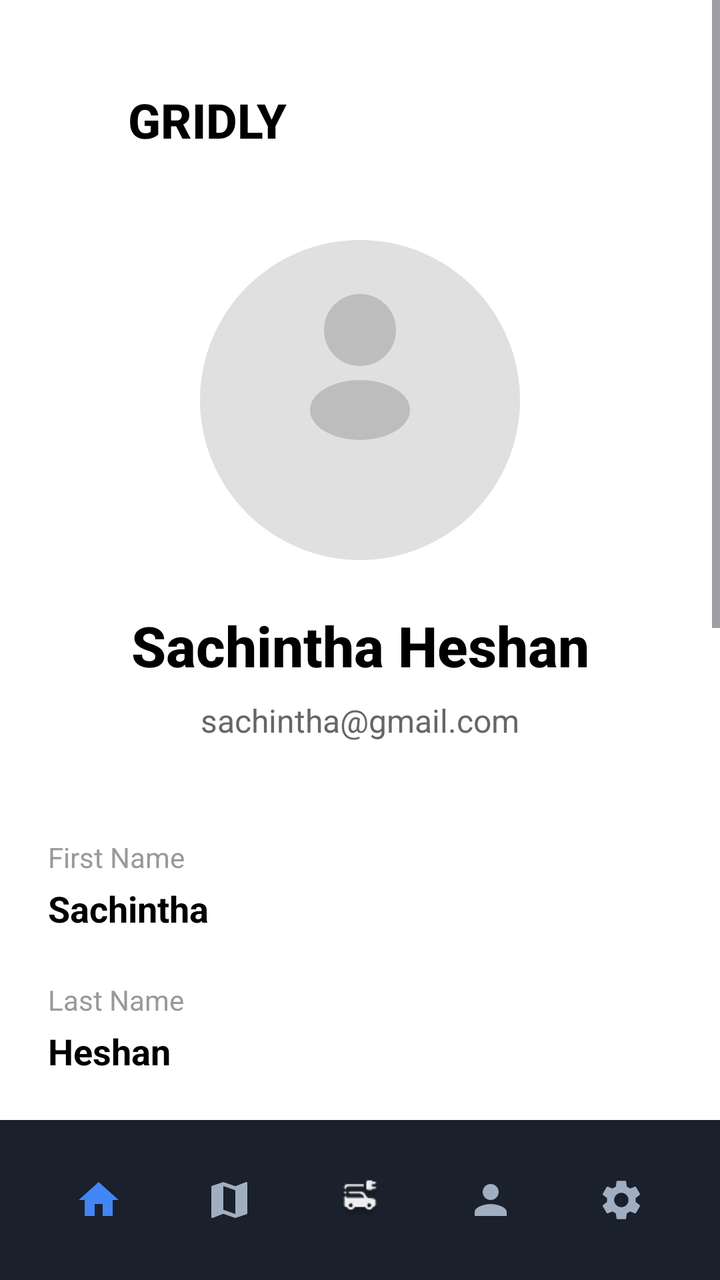
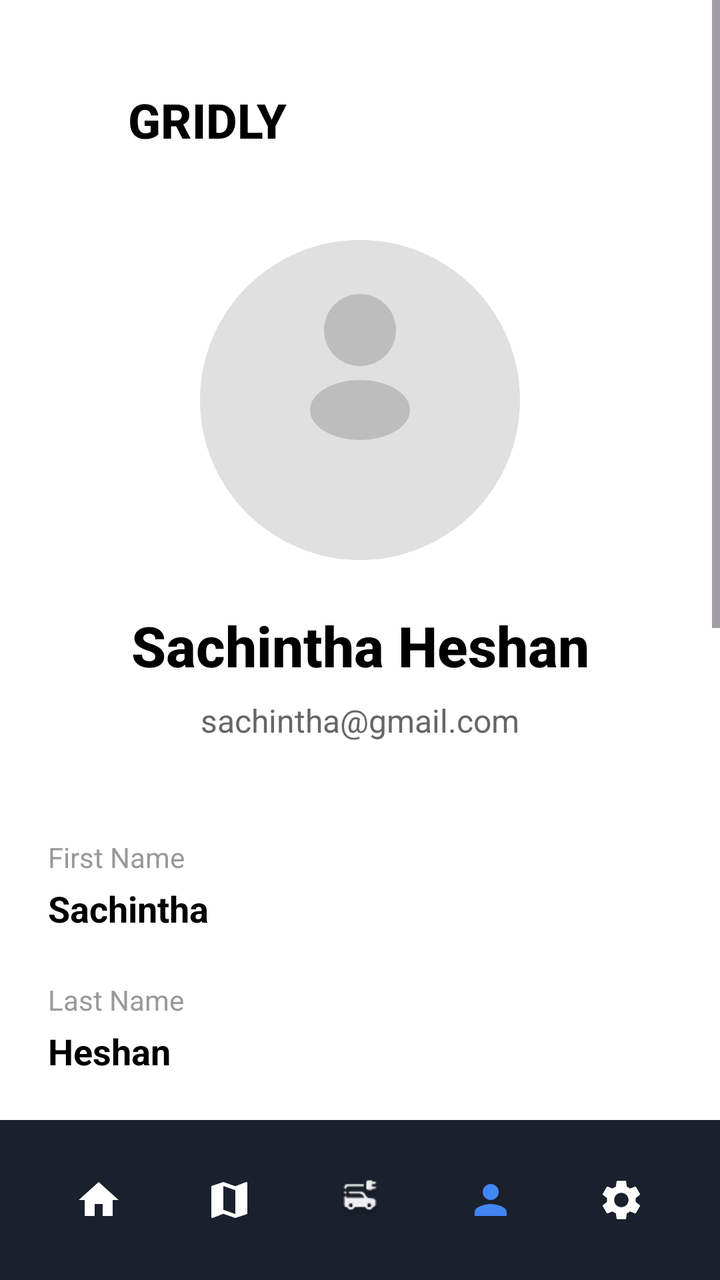

Screens rendered from an Android XML layout before and after an edit, with the pre-edit source and the edit as a unified diff.
<!-- AndroidManifest.xml: activity theme Theme.Gridly.NoActionBar -->
<!-- res/layout/activity_profile.xml -->
<?xml version="1.0" encoding="utf-8"?>
<androidx.constraintlayout.widget.ConstraintLayout xmlns:android="http://schemas.android.com/apk/res/android"
    xmlns:app="http://schemas.android.com/apk/res-auto"
    xmlns:tools="http://schemas.android.com/tools"
    android:id="@+id/profile_main"
    android:layout_width="match_parent"
    android:layout_height="match_parent"
    android:background="@android:color/white"
    tools:context=".ProfileActivity">

    <ScrollView
        android:id="@+id/content_scroll"
        android:layout_width="match_parent"
        android:layout_height="0dp"
        android:fillViewport="true"
        app:layout_constraintBottom_toTopOf="@id/bottom_navigation"
        app:layout_constraintEnd_toEndOf="parent"
        app:layout_constraintStart_toStartOf="parent"
        app:layout_constraintTop_toTopOf="parent">

        <androidx.constraintlayout.widget.ConstraintLayout
            android:layout_width="match_parent"
            android:layout_height="wrap_content"
            android:padding="24dp">

            
            <LinearLayout
                android:id="@+id/header_section"
                android:layout_width="0dp"
                android:layout_height="wrap_content"
                android:layout_marginTop="16dp"
                android:orientation="horizontal"
                android:gravity="center_vertical"
                app:layout_constraintEnd_toEndOf="parent"
                app:layout_constraintStart_toStartOf="parent"
                app:layout_constraintTop_toTopOf="parent">

                
                <LinearLayout
                    android:layout_width="0dp"
                    android:layout_height="wrap_content"
                    android:layout_weight="1"
                    android:orientation="horizontal"
                    android:gravity="center_vertical">

                    <ImageView
                        android:id="@+id/app_logo"
                        android:layout_width="32dp"
                        android:layout_height="32dp"
                        android:src="@drawable/ic_lightning_logo"
                        android:contentDescription="Gridly Logo" />

                    <TextView
                        android:id="@+id/app_name"
                        android:layout_width="wrap_content"
                        android:layout_height="wrap_content"
                        android:layout_marginStart="8dp"
                        android:text="GRIDLY"
                        android:textColor="@android:color/black"
                        android:textSize="24sp"
                        android:textStyle="bold"
                        android:fontFamily="sans-serif-medium" />

                </LinearLayout>

                
                <ImageView
                    android:id="@+id/notification_icon"
                    android:layout_width="40dp"
                    android:layout_height="40dp"
                    android:src="@drawable/ic_notifications"
                    android:contentDescription="Notifications"
                    android:background="?attr/selectableItemBackgroundBorderless"
                    android:padding="8dp" />

            </LinearLayout>

            
            <ImageView
                android:id="@+id/profile_image"
                android:layout_width="160dp"
                android:layout_height="160dp"
                android:layout_marginTop="40dp"
                android:src="@drawable/ic_profile_user"
                android:scaleType="centerCrop"
                android:contentDescription="Profile Picture"
                android:background="?attr/selectableItemBackgroundBorderless"
                app:layout_constraintEnd_toEndOf="parent"
                app:layout_constraintStart_toStartOf="parent"
                app:layout_constraintTop_toBottomOf="@id/header_section" />

            
            <TextView
                android:id="@+id/user_name"
                android:layout_width="wrap_content"
                android:layout_height="wrap_content"
                android:layout_marginTop="24dp"
                android:text="Sachintha Heshan"
                android:textColor="@android:color/black"
                android:textSize="28sp"
                android:textStyle="bold"
                android:fontFamily="sans-serif-medium"
                android:gravity="center"
                app:layout_constraintEnd_toEndOf="parent"
                app:layout_constraintStart_toStartOf="parent"
                app:layout_constraintTop_toBottomOf="@id/profile_image" />

            
            <TextView
                android:id="@+id/user_email"
                android:layout_width="wrap_content"
                android:layout_height="wrap_content"
                android:layout_marginTop="8dp"
                android:text="sachintha@gmail.com"
                android:textColor="#666666"
                android:textSize="16sp"
                android:gravity="center"
                app:layout_constraintEnd_toEndOf="parent"
                app:layout_constraintStart_toStartOf="parent"
                app:layout_constraintTop_toBottomOf="@id/user_name" />

            
            <LinearLayout
                android:id="@+id/profile_details"
                android:layout_width="0dp"
                android:layout_height="wrap_content"
                android:layout_marginTop="48dp"
                android:orientation="vertical"
                app:layout_constraintEnd_toEndOf="parent"
                app:layout_constraintStart_toStartOf="parent"
                app:layout_constraintTop_toBottomOf="@id/user_email">

                
                <LinearLayout
                    android:layout_width="match_parent"
                    android:layout_height="wrap_content"
                    android:layout_marginBottom="24dp"
                    android:orientation="vertical">

                    <TextView
                        android:layout_width="match_parent"
                        android:layout_height="wrap_content"
                        android:text="First Name"
                        android:textColor="#999999"
                        android:textSize="14sp"
                        android:layout_marginBottom="4dp" />

                    <TextView
                        android:id="@+id/first_name_value"
                        android:layout_width="match_parent"
                        android:layout_height="wrap_content"
                        android:text="Sachintha"
                        android:textColor="@android:color/black"
                        android:textSize="18sp"
                        android:textStyle="bold" />

                </LinearLayout>

                
                <LinearLayout
                    android:layout_width="match_parent"
                    android:layout_height="wrap_content"
                    android:layout_marginBottom="24dp"
                    android:orientation="vertical">

                    <TextView
                        android:layout_width="match_parent"
                        android:layout_height="wrap_content"
                        android:text="Last Name"
                        android:textColor="#999999"
                        android:textSize="14sp"
                        android:layout_marginBottom="4dp" />

                    <TextView
                        android:id="@+id/last_name_value"
                        android:layout_width="match_parent"
                        android:layout_height="wrap_content"
                        android:text="Heshan"
                        android:textColor="@android:color/black"
                        android:textSize="18sp"
                        android:textStyle="bold" />

                </LinearLayout>

                
                <LinearLayout
                    android:layout_width="match_parent"
                    android:layout_height="wrap_content"
                    android:layout_marginBottom="24dp"
                    android:orientation="vertical">

                    <TextView
                        android:layout_width="match_parent"
                        android:layout_height="wrap_content"
                        android:text="Email"
                        android:textColor="#999999"
                        android:textSize="14sp"
                        android:layout_marginBottom="4dp" />

                    <TextView
                        android:id="@+id/email_value"
                        android:layout_width="match_parent"
                        android:layout_height="wrap_content"
                        android:text="sachintha@gmail.com"
                        android:textColor="@android:color/black"
                        android:textSize="18sp"
                        android:textStyle="bold" />

                </LinearLayout>

                
                <LinearLayout
                    android:layout_width="match_parent"
                    android:layout_height="wrap_content"
                    android:layout_marginBottom="24dp"
                    android:orientation="vertical">

                    <TextView
                        android:layout_width="match_parent"
                        android:layout_height="wrap_content"
                        android:text="Contact Number"
                        android:textColor="#999999"
                        android:textSize="14sp"
                        android:layout_marginBottom="4dp" />

                    <TextView
                        android:id="@+id/contact_number_value"
                        android:layout_width="match_parent"
                        android:layout_height="wrap_content"
                        android:text="+94 77 3845 338"
                        android:textColor="@android:color/black"
                        android:textSize="18sp"
                        android:textStyle="bold" />

                </LinearLayout>

                
                <LinearLayout
                    android:layout_width="match_parent"
                    android:layout_height="wrap_content"
                    android:layout_marginBottom="24dp"
                    android:orientation="vertical">

                    <TextView
                        android:layout_width="match_parent"
                        android:layout_height="wrap_content"
                        android:text="Language"
                        android:textColor="#999999"
                        android:textSize="14sp"
                        android:layout_marginBottom="4dp" />

                    <TextView
                        android:id="@+id/language_value"
                        android:layout_width="match_parent"
                        android:layout_height="wrap_content"
                        android:text="English"
                        android:textColor="@android:color/black"
                        android:textSize="18sp"
                        android:textStyle="bold" />

                </LinearLayout>

                
                <LinearLayout
                    android:layout_width="match_parent"
                    android:layout_height="wrap_content"
                    android:layout_marginBottom="32dp"
                    android:orientation="vertical">

                    <TextView
                        android:layout_width="match_parent"
                        android:layout_height="wrap_content"
                        android:text="City"
                        android:textColor="#999999"
                        android:textSize="14sp"
                        android:layout_marginBottom="4dp" />

                    <TextView
                        android:id="@+id/city_value"
                        android:layout_width="match_parent"
                        android:layout_height="wrap_content"
                        android:text="Horana"
                        android:textColor="@android:color/black"
                        android:textSize="18sp"
                        android:textStyle="bold" />

                </LinearLayout>

            </LinearLayout>

            
            <com.google.android.material.button.MaterialButton
                android:id="@+id/logout_button"
                android:layout_width="0dp"
                android:layout_height="56dp"
                android:layout_marginTop="32dp"
                android:layout_marginBottom="32dp"
                android:layout_marginHorizontal="32dp"
                android:text="LOG OUT"
                android:textColor="@android:color/white"
                android:textSize="16sp"
                android:textStyle="bold"
                android:backgroundTint="@color/splash_background"
                android:letterSpacing="0.1"
                app:cornerRadius="28dp"
                app:strokeWidth="0dp"
                app:layout_constraintBottom_toBottomOf="parent"
                app:layout_constraintEnd_toEndOf="parent"
                app:layout_constraintStart_toStartOf="parent"
                app:layout_constraintTop_toBottomOf="@id/profile_details" />

        </androidx.constraintlayout.widget.ConstraintLayout>

    </ScrollView>

    
    <androidx.constraintlayout.widget.ConstraintLayout
        android:id="@+id/bottom_navigation"
        android:layout_width="0dp"
        android:layout_height="80dp"
        android:background="@color/nav_background"
        android:paddingTop="12dp"
        android:paddingBottom="12dp"
        app:layout_constraintBottom_toBottomOf="parent"
        app:layout_constraintEnd_toEndOf="parent"
        app:layout_constraintStart_toStartOf="parent">

        
        <ImageView
            android:id="@+id/nav_home"
            android:layout_width="32dp"
            android:layout_height="32dp"
            android:src="@drawable/ic_home_filled"
            android:contentDescription="Home"
            android:background="?attr/selectableItemBackgroundBorderless"
            android:padding="4dp"
            app:layout_constraintBottom_toBottomOf="parent"
            app:layout_constraintEnd_toStartOf="@id/nav_map"
            app:layout_constraintHorizontal_chainStyle="spread"
            app:layout_constraintStart_toStartOf="parent"
            app:layout_constraintTop_toTopOf="parent" />

        
        <ImageView
            android:id="@+id/nav_history"
            android:layout_width="32dp"
            android:layout_height="32dp"
            android:src="@drawable/ic_my_charger"
            android:contentDescription="History"
            android:background="?attr/selectableItemBackgroundBorderless"
            android:padding="4dp"
            app:layout_constraintBottom_toBottomOf="parent"
            app:layout_constraintEnd_toStartOf="@id/nav_profile"
            app:layout_constraintStart_toEndOf="@id/nav_map"
            app:layout_constraintTop_toTopOf="parent" />

        
        <ImageView
            android:id="@+id/nav_map"
            android:layout_width="32dp"
            android:layout_height="32dp"
            android:src="@drawable/ic_map"
            android:contentDescription="Map"
            android:background="?attr/selectableItemBackgroundBorderless"
            android:padding="4dp"
            app:layout_constraintBottom_toBottomOf="parent"
            app:layout_constraintEnd_toStartOf="@id/nav_history"
            app:layout_constraintStart_toEndOf="@id/nav_home"
            app:layout_constraintTop_toTopOf="parent" />

        
        <ImageView
            android:id="@+id/nav_profile"
            android:layout_width="32dp"
            android:layout_height="32dp"
            android:src="@drawable/ic_profile"
            android:contentDescription="Profile"
            android:background="?attr/selectableItemBackgroundBorderless"
            android:padding="4dp"
            app:layout_constraintBottom_toBottomOf="parent"
            app:layout_constraintEnd_toStartOf="@id/nav_settings"
            app:layout_constraintStart_toEndOf="@id/nav_history"
            app:layout_constraintTop_toTopOf="parent" />

        
        <ImageView
            android:id="@+id/nav_settings"
            android:layout_width="32dp"
            android:layout_height="32dp"
            android:src="@drawable/ic_settings"
            android:contentDescription="Settings"
            android:background="?attr/selectableItemBackgroundBorderless"
            android:padding="4dp"
            app:layout_constraintBottom_toBottomOf="parent"
            app:layout_constraintEnd_toEndOf="parent"
            app:layout_constraintStart_toEndOf="@id/nav_profile"
            app:layout_constraintTop_toTopOf="parent" />

    </androidx.constraintlayout.widget.ConstraintLayout>

</androidx.constraintlayout.widget.ConstraintLayout>
<!-- resources referenced by this layout -->
<resources>
  <color name="nav_background">#1A202C</color>
  <color name="splash_background">#4285F4</color>
  <!-- drawable ic_home_filled (drawable) -->
  <vector xmlns:android="http://schemas.android.com/apk/res/android"
      android:width="24dp"
      android:height="24dp"
      android:viewportWidth="24"
      android:viewportHeight="24"
      android:tint="@color/primary_blue">
    <path
        android:fillColor="@color/primary_blue"
        android:pathData="M10,20v-6h4v6h5v-8h3L12,3 2,12h3v8z"/>
  </vector>
  <!-- drawable ic_map (drawable) -->
  <vector xmlns:android="http://schemas.android.com/apk/res/android"
      android:width="24dp"
      android:height="24dp"
      android:viewportWidth="24"
      android:viewportHeight="24"
      android:tint="@color/text_secondary">
    <path
        android:fillColor="@color/text_secondary"
        android:pathData="M20.5,3l-0.16,0.03L15,5.1 9,3 3.36,4.9c-0.21,0.07 -0.36,0.25 -0.36,0.48V20.5c0,0.28 0.22,0.5 0.5,0.5l0.16,-0.03L9,18.9l6,2.1 5.64,-1.9c0.21,-0.07 0.36,-0.25 0.36,-0.48V3.5c0,-0.28 -0.22,-0.5 -0.5,-0.5zM15,19l-6,-2.11V5l6,2.11V19z"/>
  </vector>
  <!-- drawable ic_profile (drawable) -->
  <vector xmlns:android="http://schemas.android.com/apk/res/android"
      android:width="24dp"
      android:height="24dp"
      android:viewportWidth="24"
      android:viewportHeight="24"
      android:tint="@color/text_secondary">
    <path
        android:fillColor="@color/text_secondary"
        android:pathData="M12,12c2.21,0 4,-1.79 4,-4s-1.79,-4 -4,-4 -4,1.79 -4,4 1.79,4 4,4zM12,14c-2.67,0 -8,1.34 -8,4v2h16v-2c0,-2.66 -5.33,-4 -8,-4z"/>
  </vector>
  <!-- drawable ic_settings (drawable) -->
  <vector xmlns:android="http://schemas.android.com/apk/res/android"
      android:width="24dp"
      android:height="24dp"
      android:viewportWidth="24"
      android:viewportHeight="24"
      android:tint="@color/text_secondary">
    <path
        android:fillColor="@color/text_secondary"
        android:pathData="M19.14,12.94c0.04,-0.3 0.06,-0.61 0.06,-0.94c0,-0.32 -0.02,-0.64 -0.07,-0.94l2.03,-1.58c0.18,-0.14 0.23,-0.41 0.12,-0.61l-1.92,-3.32c-0.12,-0.22 -0.37,-0.29 -0.59,-0.22l-2.39,0.96c-0.5,-0.38 -1.03,-0.7 -1.62,-0.94L14.4,2.81c-0.04,-0.24 -0.24,-0.41 -0.48,-0.41h-3.84c-0.24,0 -0.43,0.17 -0.47,0.41L9.25,5.35C8.66,5.59 8.12,5.92 7.63,6.29L5.24,5.33c-0.22,-0.08 -0.47,0 -0.59,0.22L2.74,8.87C2.62,9.08 2.66,9.34 2.86,9.48l2.03,1.58C4.84,11.36 4.8,11.69 4.8,12s0.02,0.64 0.07,0.94l-2.03,1.58c-0.18,0.14 -0.23,0.41 -0.12,0.61l1.92,3.32c0.12,0.22 0.37,0.29 0.59,0.22l2.39,-0.96c0.5,0.38 1.03,0.7 1.62,0.94l0.36,2.54c0.05,0.24 0.24,0.41 0.48,0.41h3.84c0.24,0 0.44,-0.17 0.47,-0.41l0.36,-2.54c0.59,-0.24 1.13,-0.56 1.62,-0.94l2.39,0.96c0.22,0.08 0.47,0 0.59,-0.22l1.92,-3.32c0.12,-0.22 0.07,-0.47 -0.12,-0.61L19.14,12.94zM12,15.6c-1.98,0 -3.6,-1.62 -3.6,-3.6s1.62,-3.6 3.6,-3.6s3.6,1.62 3.6,3.6S13.98,15.6 12,15.6z"/>
  </vector>
  <color name="primary_blue">#4285F4</color>
  <color name="text_secondary">#A0AEC0</color>
  <style name="Base.Theme.Gridly" parent="Theme.Material3.DayNight.NoActionBar">
          
          
      </style>
  <!-- unchanged entries left out for length: 5 -->
</resources>

<!-- the commit's change to res/layout/activity_profile.xml (unified diff, before → after) -->
@@ -342,11 +342,11 @@
 
         
         <ImageView
-            android:id="@+id/nav_history"
+            android:id="@+id/nav_charger"
             android:layout_width="32dp"
             android:layout_height="32dp"
             android:src="@drawable/ic_my_charger"
-            android:contentDescription="History"
+            android:contentDescription="Charger"
             android:background="?attr/selectableItemBackgroundBorderless"
             android:padding="4dp"
             app:layout_constraintBottom_toBottomOf="parent"
@@ -364,7 +364,7 @@
             android:background="?attr/selectableItemBackgroundBorderless"
             android:padding="4dp"
             app:layout_constraintBottom_toBottomOf="parent"
-            app:layout_constraintEnd_toStartOf="@id/nav_history"
+            app:layout_constraintEnd_toStartOf="@id/nav_charger"
             app:layout_constraintStart_toEndOf="@id/nav_home"
             app:layout_constraintTop_toTopOf="parent" />
 
@@ -377,9 +377,10 @@
             android:contentDescription="Profile"
             android:background="?attr/selectableItemBackgroundBorderless"
             android:padding="4dp"
+            android:tint="@color/primary_blue"
             app:layout_constraintBottom_toBottomOf="parent"
             app:layout_constraintEnd_toStartOf="@id/nav_settings"
-            app:layout_constraintStart_toEndOf="@id/nav_history"
+            app:layout_constraintStart_toEndOf="@id/nav_charger"
             app:layout_constraintTop_toTopOf="parent" />
 
         
<!-- resource entries referenced after the edit -->
@@ -7,10 +7,9 @@
       android:width="24dp"
       android:height="24dp"
       android:viewportWidth="24"
-      android:viewportHeight="24"
-      android:tint="@color/primary_blue">
+      android:viewportHeight="24">
     <path
-        android:fillColor="@color/primary_blue"
+        android:fillColor="@android:color/white"
         android:pathData="M10,20v-6h4v6h5v-8h3L12,3 2,12h3v8z"/>
   </vector>
   <!-- drawable ic_map (drawable) -->
@@ -18,10 +17,9 @@
       android:width="24dp"
       android:height="24dp"
       android:viewportWidth="24"
-      android:viewportHeight="24"
-      android:tint="@color/text_secondary">
+      android:viewportHeight="24">
     <path
-        android:fillColor="@color/text_secondary"
+        android:fillColor="@android:color/white"
         android:pathData="M20.5,3l-0.16,0.03L15,5.1 9,3 3.36,4.9c-0.21,0.07 -0.36,0.25 -0.36,0.48V20.5c0,0.28 0.22,0.5 0.5,0.5l0.16,-0.03L9,18.9l6,2.1 5.64,-1.9c0.21,-0.07 0.36,-0.25 0.36,-0.48V3.5c0,-0.28 -0.22,-0.5 -0.5,-0.5zM15,19l-6,-2.11V5l6,2.11V19z"/>
   </vector>
   <!-- drawable ic_profile (drawable) -->
@@ -29,10 +27,9 @@
       android:width="24dp"
       android:height="24dp"
       android:viewportWidth="24"
-      android:viewportHeight="24"
-      android:tint="@color/text_secondary">
+      android:viewportHeight="24">
     <path
-        android:fillColor="@color/text_secondary"
+        android:fillColor="@android:color/white"
         android:pathData="M12,12c2.21,0 4,-1.79 4,-4s-1.79,-4 -4,-4 -4,1.79 -4,4 1.79,4 4,4zM12,14c-2.67,0 -8,1.34 -8,4v2h16v-2c0,-2.66 -5.33,-4 -8,-4z"/>
   </vector>
   <!-- drawable ic_settings (drawable) -->
@@ -40,17 +37,32 @@
       android:width="24dp"
       android:height="24dp"
       android:viewportWidth="24"
-      android:viewportHeight="24"
-      android:tint="@color/text_secondary">
+      android:viewportHeight="24">
     <path
-        android:fillColor="@color/text_secondary"
+        android:fillColor="@android:color/white"
         android:pathData="M19.14,12.94c0.04,-0.3 0.06,-0.61 0.06,-0.94c0,-0.32 -0.02,-0.64 -0.07,-0.94l2.03,-1.58c0.18,-0.14 0.23,-0.41 0.12,-0.61l-1.92,-3.32c-0.12,-0.22 -0.37,-0.29 -0.59,-0.22l-2.39,0.96c-0.5,-0.38 -1.03,-0.7 -1.62,-0.94L14.4,2.81c-0.04,-0.24 -0.24,-0.41 -0.48,-0.41h-3.84c-0.24,0 -0.43,0.17 -0.47,0.41L9.25,5.35C8.66,5.59 8.12,5.92 7.63,6.29L5.24,5.33c-0.22,-0.08 -0.47,0 -0.59,0.22L2.74,8.87C2.62,9.08 2.66,9.34 2.86,9.48l2.03,1.58C4.84,11.36 4.8,11.69 4.8,12s0.02,0.64 0.07,0.94l-2.03,1.58c-0.18,0.14 -0.23,0.41 -0.12,0.61l1.92,3.32c0.12,0.22 0.37,0.29 0.59,0.22l2.39,-0.96c0.5,0.38 1.03,0.7 1.62,0.94l0.36,2.54c0.05,0.24 0.24,0.41 0.48,0.41h3.84c0.24,0 0.44,-0.17 0.47,-0.41l0.36,-2.54c0.59,-0.24 1.13,-0.56 1.62,-0.94l2.39,0.96c0.22,0.08 0.47,0 0.59,-0.22l1.92,-3.32c0.12,-0.22 0.07,-0.47 -0.12,-0.61L19.14,12.94zM12,15.6c-1.98,0 -3.6,-1.62 -3.6,-3.6s1.62,-3.6 3.6,-3.6s3.6,1.62 3.6,3.6S13.98,15.6 12,15.6z"/>
   </vector>
   <color name="primary_blue">#4285F4</color>
-  <color name="text_secondary">#A0AEC0</color>
   <style name="Base.Theme.Gridly" parent="Theme.Material3.DayNight.NoActionBar">
           
           
+          
+          
+          <item name="android:windowAnimationStyle">@style/NoAnimation</item>
+          <item name="android:windowEnterAnimation">@null</item>
+          <item name="android:windowExitAnimation">@null</item>
+          <item name="android:activityOpenEnterAnimation">@null</item>
+          <item name="android:activityOpenExitAnimation">@null</item>
+          <item name="android:activityCloseEnterAnimation">@null</item>
+          <item name="android:activityCloseExitAnimation">@null</item>
+      </style>
+  <style name="NoAnimation" parent="@android:style/Animation.Activity">
+          <item name="android:activityOpenEnterAnimation">@null</item>
+          <item name="android:activityOpenExitAnimation">@null</item>
+          <item name="android:activityCloseEnterAnimation">@null</item>
+          <item name="android:activityCloseExitAnimation">@null</item>
+          <item name="android:windowEnterAnimation">@null</item>
+          <item name="android:windowExitAnimation">@null</item>
       </style>
   <!-- unchanged entries left out for length: 5 -->
 </resources>
